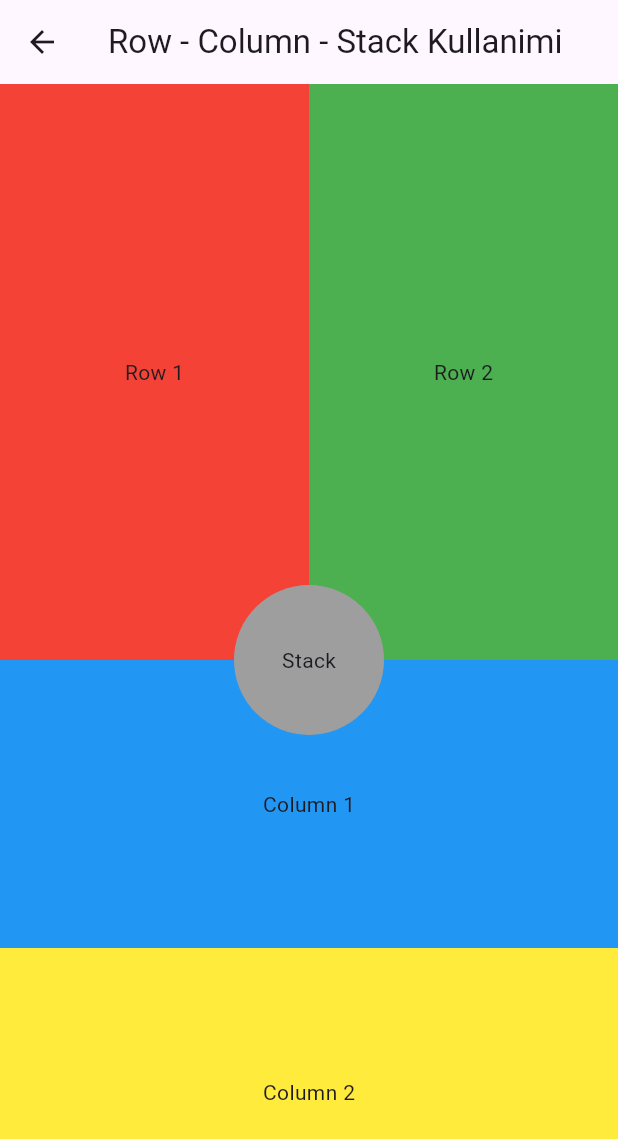
After one commit to ETOTEK-Mobil/berke_odev, a Flutter app: the RowColumnStackPage screen opened directly, on a phone screen of 412 x 824 dp. The commit adds this screen. Shown: the top 1139 px of the screen. Run offline on Flutter 3.47's test engine with Material 3 defaults, Android fonts, the phone set to English and light mode, and no system bars.

Commit message:
1. hafta odevi

```diff
--- /dev/null
+++ b/lib/ui/view/hafta_1/pages/row_column_stack_page.dart
@@ -0,0 +1,79 @@
+import 'package:flutter/material.dart';
+
+class RowColumnStackPage extends StatelessWidget {
+  const RowColumnStackPage({super.key});
+
+  @override
+  Widget build(BuildContext context) {
+    return Scaffold(
+      appBar: AppBar(
+        title: const Text('Row - Column - Stack Kullanimi'),
+      ),
+      body: Stack(
+        children: [
+          Column(
+            children: [
+              Expanded(
+                child: Row(
+                  children: [
+                    Expanded(
+                      child: Container(
+                        color: Colors.red,
+                        child: const Center(
+                          child: Text('Row 1'),
+                        ),
+                      ),
+                    ),
+                    Expanded(
+                      child: Container(
+                        color: Colors.green,
+                        child: const Center(
+                          child: Text('Row 2'),
+                        ),
+                      ),
+                    ),
+                  ],
+                ),
+              ),
+              Expanded(
+                child: Column(
+                  children: [
+                    Expanded(
+                      child: Container(
+                        color: Colors.blue,
+                        child: const Center(
+                          child: Text('Column 1'),
+                        ),
+                      ),
+                    ),
+                    Expanded(
+                      child: Container(
+                        color: Colors.yellow,
+                        child: const Center(
+                          child: Text('Column 2'),
+                        ),
+                      ),
+                    ),
+                  ],
+                ),
+              ),
+            ],
+          ),
+          Center(
+            child: Container(
+              height: 100,
+              width: 100,
+              decoration: const BoxDecoration(
+                color: Colors.grey,
+                shape: BoxShape.circle,
+              ),
+              child: const Center(
+                child: Text('Stack'),
+              ),
+            ),
+          ),
+        ],
+      ),
+    );
+  }
+}
```
Also changed, not shown: lib/ui/view/hafta_1/hafta_1_view.dart (+25 -1 lines), lib/ui/view/hafta_1/pages/state_management/sonuc_page.dart (added, +19 -0 lines), lib/ui/view/hafta_1/pages/state_management/state_management_page.dart (added, +66 -0 lines).
